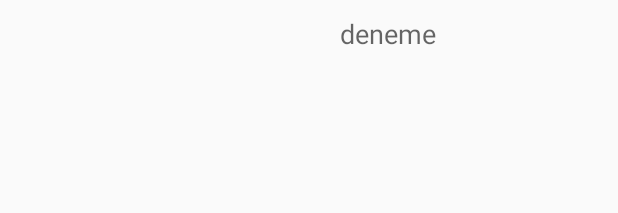
After one commit to ByNBP/RetrofiDeneme2, an Android app: the layout custom_list_item.xml on its own in the app's theme, with its tools: preview values and no code run, on a phone screen of 412 x 824 dp. The commit adds this screen. Shown: the top 213 px of the screen. Run offline under Robolectric (Android 15) with nearby library versions, the phone set to English and light mode, and no system bars.

Commit message:
First Commit

```diff
--- a/app/build.gradle
+++ b/app/build.gradle
@@ -26,4 +26,8 @@ dependencies {
     testImplementation 'junit:junit:4.12'
     androidTestImplementation 'androidx.test.ext:junit:1.1.1'
     androidTestImplementation 'androidx.test.espresso:espresso-core:3.2.0'
+    implementation 'com.squareup.retrofit2:retrofit:2.4.0'
+    implementation 'com.squareup.retrofit2:converter-gson:2.4.0'
+    implementation 'androidx.recyclerview:recyclerview:1.1.0'
+
 }
--- a/app/src/main/AndroidManifest.xml
+++ b/app/src/main/AndroidManifest.xml
@@ -1,6 +1,7 @@
 <?xml version="1.0" encoding="utf-8"?>
 <manifest xmlns:android="http://schemas.android.com/apk/res/android"
     package="com.example.retrofitdeneme2">
+    <uses-permission android:name="android.permission.INTERNET"/>
 
     <application
         android:allowBackup="true"
--- /dev/null
+++ b/app/src/main/res/layout/custom_list_item.xml
@@ -0,0 +1,36 @@
+<?xml version="1.0" encoding="utf-8"?>
+<androidx.constraintlayout.widget.ConstraintLayout xmlns:android="http://schemas.android.com/apk/res/android"
+    xmlns:app="http://schemas.android.com/apk/res-auto"
+    android:orientation="vertical"
+    android:layout_width="match_parent"
+    android:layout_height="wrap_content"
+    android:id="@+id/customItem"
+
+    >
+    <ImageView
+        android:layout_width="100dp"
+        android:layout_height="100dp"
+        android:id="@+id/photo"
+        android:layout_margin="5dp"
+        app:layout_constraintStart_toStartOf="parent"
+        app:layout_constraintTop_toTopOf="parent"
+        app:layout_constraintBottom_toBottomOf="parent"
+        />
+    <TextView
+        android:layout_width="0dp"
+        android:layout_height="0dp"
+        android:id="@+id/title"
+        android:hint="deneme"
+        android:textSize="18sp"
+        android:maxLines="3"
+        android:textAlignment="center"
+        android:ellipsize="end"
+        android:layout_margin="10dp"
+        app:layout_constraintStart_toEndOf="@+id/photo"
+        app:layout_constraintEnd_toEndOf="parent"
+        app:layout_constraintTop_toTopOf="parent"
+        app:layout_constraintBottom_toBottomOf="parent"/>
+
+
+
+</androidx.constraintlayout.widget.ConstraintLayout>
```
Also changed, not shown: app/src/main/java/com/example/retrofitdeneme2/Adapters/PhotosAdapter.java (added, +44 -0 lines), app/src/main/java/com/example/retrofitdeneme2/MainActivity.java (+48 -0 lines), app/src/main/java/com/example/retrofitdeneme2/Services/PhotosServices.java (added, +17 -0 lines), app/src/main/java/com/example/retrofitdeneme2/Services/PlaceHoldeer/Photos.java (added, +50 -0 lines), app/src/main/res/layout/activity_main.xml (+9 -8 lines).
